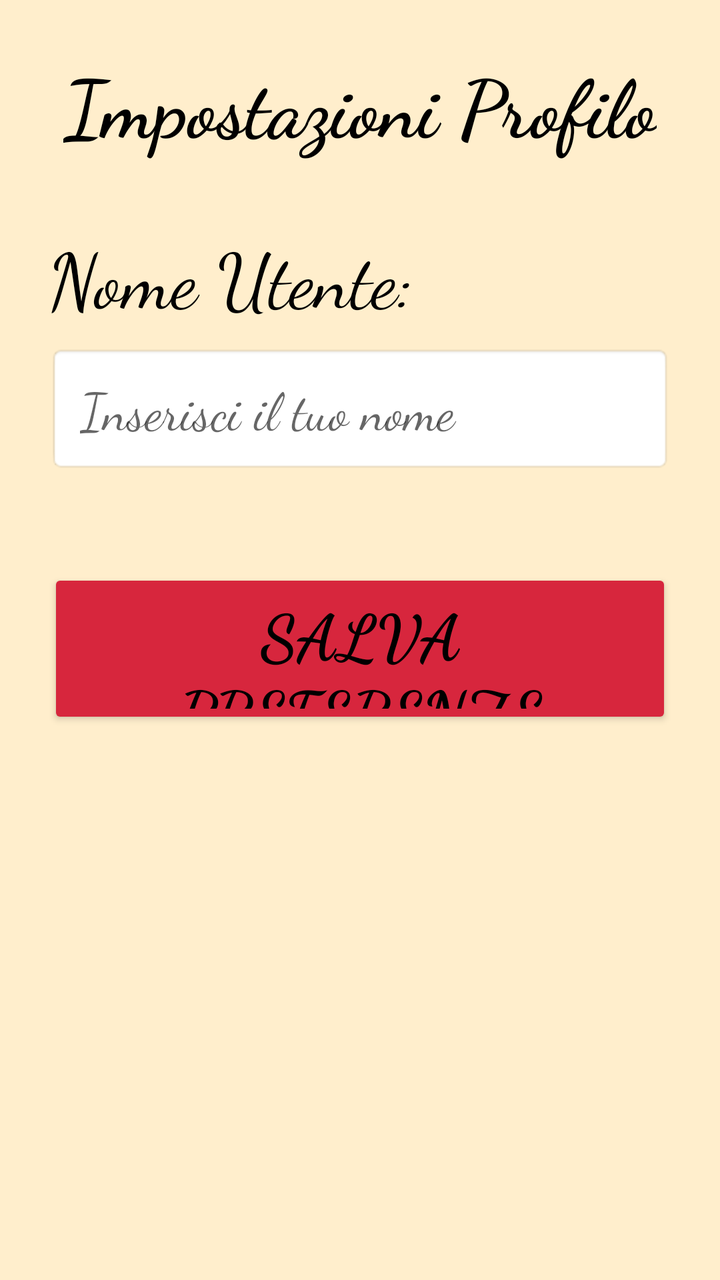
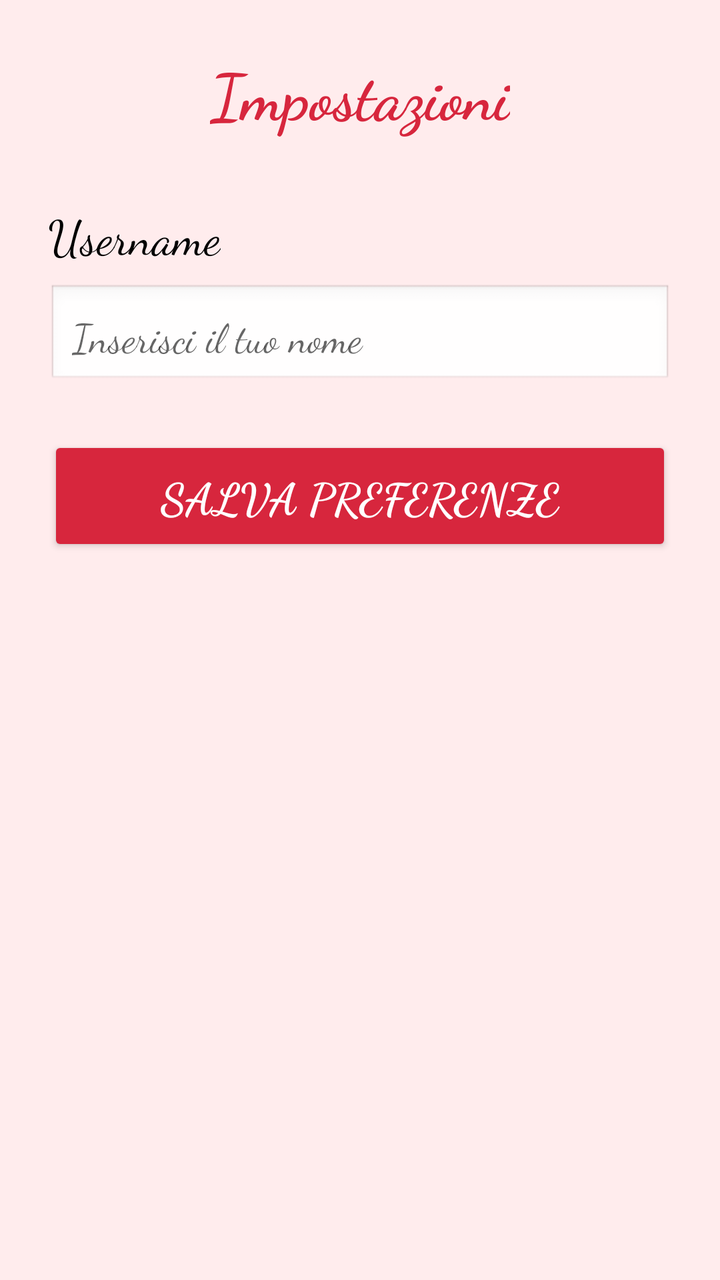

An Android layout rendered at two revisions. The XML below is the earlier revision; the diff shows what the commit changed to produce the second picture.
<!-- AndroidManifest.xml: application theme Theme.AppCompat.Light.NoActionBar -->
<!-- res/layout/activity_settings.xml -->
<?xml version="1.0" encoding="utf-8"?>
<LinearLayout xmlns:android="http://schemas.android.com/apk/res/android"
    android:layout_width="match_parent"
    android:layout_height="match_parent"
    android:orientation="vertical"
    android:padding="24dp"
    android:background="#FFEC">

    <TextView
        android:layout_width="wrap_content"
        android:layout_height="wrap_content"
        android:text="@string/titolo_impostazioni"
        android:textSize="40sp"
        android:textStyle="bold"
        android:fontFamily="cursive"
        android:layout_marginBottom="32dp"
        android:layout_gravity="center_horizontal"
        android:textColor="#000000"/>

    <TextView
        android:layout_width="wrap_content"
        android:layout_height="wrap_content"
        android:text="@string/label_username"
        android:textSize="38sp"
        android:fontFamily="cursive"
        android:layout_marginBottom="8dp"
        android:textColor="#000000"/>

    <EditText
        android:id="@+id/etUsername"
        android:layout_width="match_parent"
        android:layout_height="64dp"
        android:hint="@string/hint_username"
        android:fontFamily="cursive"
        android:textSize="26sp"
        android:paddingStart="16dp"
        android:paddingEnd="16dp"
        android:background="@android:drawable/editbox_background_normal"
        android:textColor="#000000"/>

    <Button
        android:id="@+id/btnSaveSettings"
        android:layout_width="match_parent"
        android:layout_height="80dp"
        android:text="@string/btn_salva_preferenze"
        android:backgroundTint="#D7263D"
        android:textColor="#000000"
        android:layout_marginTop="48dp"
        android:fontFamily="cursive"
        android:textSize="32sp"
        android:textStyle="bold"/>

</LinearLayout>
<!-- resources referenced by this layout -->
<resources>
  <string name="btn_salva_preferenze">Salva Preferenze</string>
  <string name="hint_username">Inserisci il tuo nome</string>
  <string name="label_username">Nome Utente:</string>
  <string name="titolo_impostazioni">Impostazioni Profilo</string>
</resources>

<!-- the commit's change to res/layout/activity_settings.xml (unified diff, before → after) -->
@@ -4,24 +4,24 @@
     android:layout_height="match_parent"
     android:orientation="vertical"
     android:padding="24dp"
-    android:background="#FFEC">
+    android:background="#FFECED">
 
     <TextView
         android:layout_width="wrap_content"
         android:layout_height="wrap_content"
         android:text="@string/titolo_impostazioni"
-        android:textSize="40sp"
+        android:textSize="32sp"
         android:textStyle="bold"
         android:fontFamily="cursive"
         android:layout_marginBottom="32dp"
         android:layout_gravity="center_horizontal"
-        android:textColor="#000000"/>
+        android:textColor="#D7263D"/>
 
     <TextView
         android:layout_width="wrap_content"
         android:layout_height="wrap_content"
         android:text="@string/label_username"
-        android:textSize="38sp"
+        android:textSize="24sp"
         android:fontFamily="cursive"
         android:layout_marginBottom="8dp"
         android:textColor="#000000"/>
@@ -29,25 +29,26 @@
     <EditText
         android:id="@+id/etUsername"
         android:layout_width="match_parent"
-        android:layout_height="64dp"
+        android:layout_height="wrap_content"
         android:hint="@string/hint_username"
         android:fontFamily="cursive"
-        android:textSize="26sp"
-        android:paddingStart="16dp"
-        android:paddingEnd="16dp"
-        android:background="@android:drawable/editbox_background_normal"
-        android:textColor="#000000"/>
+        android:textSize="20sp"
+        android:padding="12dp"
+        android:inputType="textPersonName"
+        android:autofillHints="name"
+        android:background="@android:drawable/edit_text"
+        android:textColor="#000000"
+        android:layout_marginBottom="24dp"/>
 
     <Button
         android:id="@+id/btnSaveSettings"
         android:layout_width="match_parent"
-        android:layout_height="80dp"
+        android:layout_height="60dp"
         android:text="@string/btn_salva_preferenze"
         android:backgroundTint="#D7263D"
-        android:textColor="#000000"
-        android:layout_marginTop="48dp"
+        android:textColor="#FFFFFF"
         android:fontFamily="cursive"
-        android:textSize="32sp"
+        android:textSize="22sp"
         android:textStyle="bold"/>
 
 </LinearLayout>
<!-- resource entries referenced after the edit -->
@@ -1,8 +1,8 @@
 <!-- resources referenced by this layout -->
 <resources>
-  <string name="btn_salva_preferenze">Salva Preferenze</string>
+  <string name="btn_salva_preferenze">Salva preferenze</string>
   <string name="hint_username">Inserisci il tuo nome</string>
-  <string name="label_username">Nome Utente:</string>
-  <string name="titolo_impostazioni">Impostazioni Profilo</string>
+  <string name="label_username">Username</string>
+  <string name="titolo_impostazioni">Impostazioni</string>
 </resources>
 
